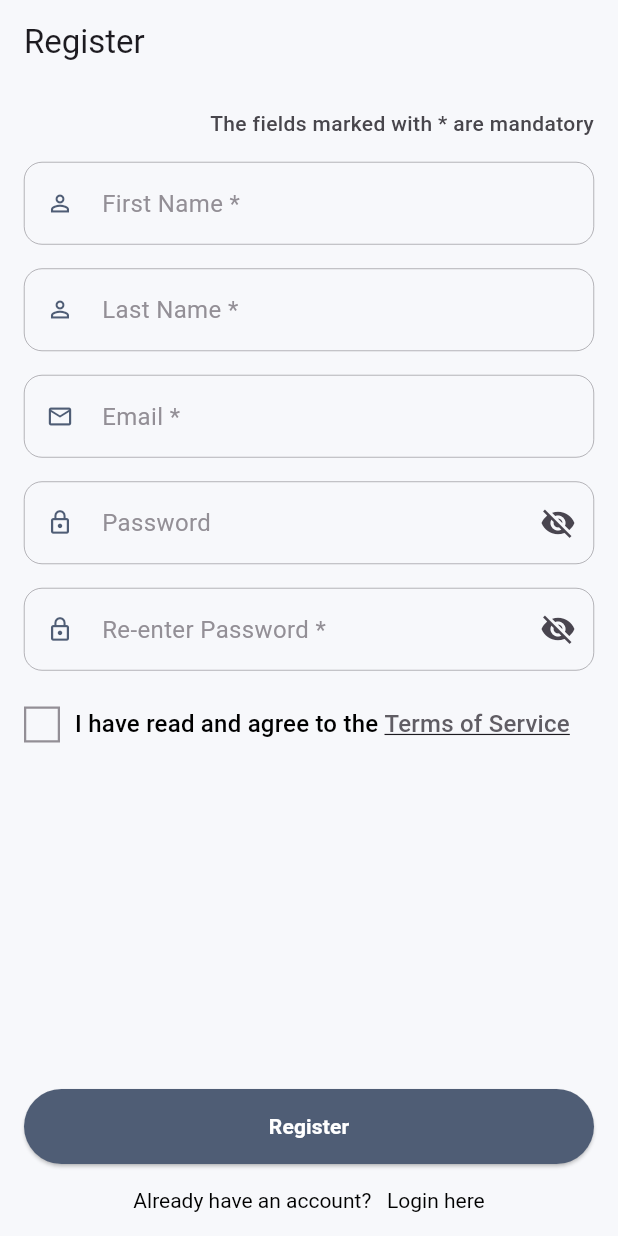
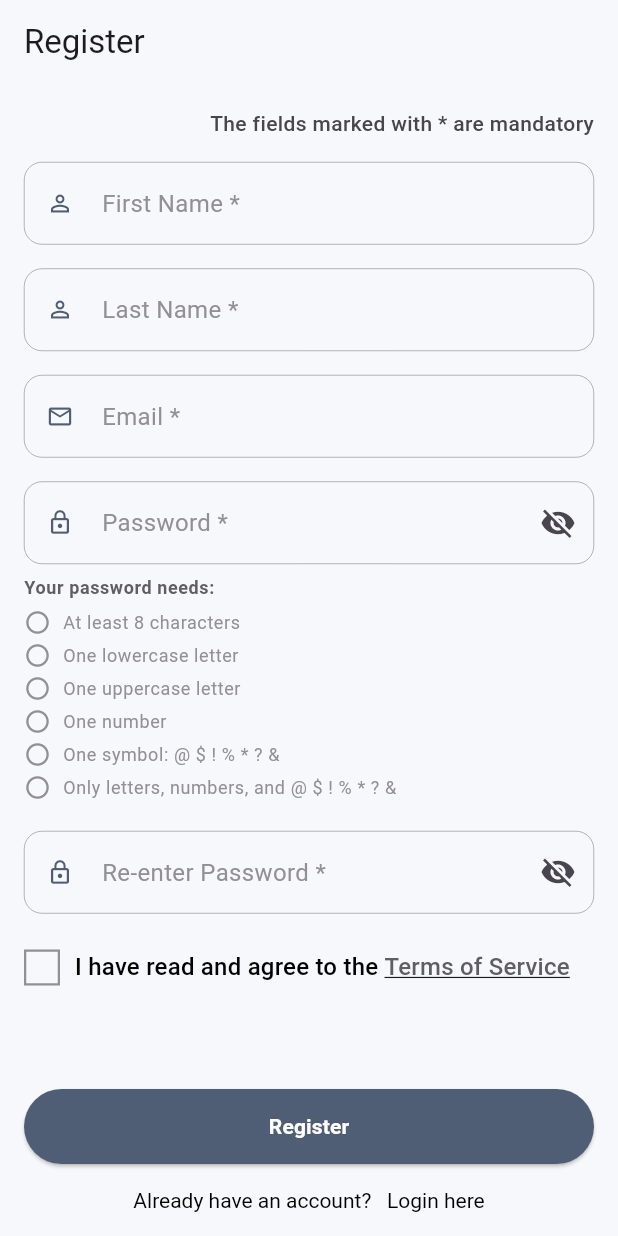
Before and after one commit to CatalystTue/Web-App, a Flutter app: the screen it shows after launch, on a phone screen of 412 x 824 dp. Run offline on Flutter 3.47's test engine with Material 3 defaults, Android fonts, the phone set to English and light mode, and no system bars; drawn by our look-alikes of overlay_support; our stand-ins replace appinio_swiper, gap, get, get_storage; missing offline and left inert: dart:html, dart:ui_web; accounts and stored records are empty.

Commit message:
showing the password guide and build

```diff
--- a/lib/Features/register/presentation/controller/register_controller.dart
+++ b/lib/Features/register/presentation/controller/register_controller.dart
@@ -22,10 +22,29 @@ class RegisterController extends GetxController {
     return emailRegex.hasMatch(email);
   }
 
+  bool passwordHasMinimumLength(String password) => password.length >= 8;
+
+  bool passwordHasLowercaseLetter(String password) =>
+      RegExp(r'[a-z]').hasMatch(password);
+
+  bool passwordHasUppercaseLetter(String password) =>
+      RegExp(r'[A-Z]').hasMatch(password);
+
+  bool passwordHasNumber(String password) => RegExp(r'\d').hasMatch(password);
+
+  bool passwordHasAllowedSymbol(String password) =>
+      RegExp(r'[@$!%*?&]').hasMatch(password);
+
+  bool passwordUsesOnlyAllowedCharacters(String password) =>
+      password.isNotEmpty && RegExp(r'^[A-Za-z\d@$!%*?&]+$').hasMatch(password);
+
   bool isStrongPassword(String password) {
-    final RegExp passwordRegex = RegExp(
-        r'^(?=.*[a-z])(?=.*[A-Z])(?=.*\d)(?=.*[@$!%*?&])[A-Za-z\d@$!%*?&]{8,}$');
-    return passwordRegex.hasMatch(password);
+    return passwordHasMinimumLength(password) &&
+        passwordHasLowercaseLetter(password) &&
+        passwordHasUppercaseLetter(password) &&
+        passwordHasNumber(password) &&
+        passwordHasAllowedSymbol(password) &&
+        passwordUsesOnlyAllowedCharacters(password);
   }
 
   bool arePasswordsSame() {
--- a/lib/Features/register/presentation/register_screen.dart
+++ b/lib/Features/register/presentation/register_screen.dart
@@ -103,7 +103,7 @@ class RegisterScreen extends GetView<RegisterController> {
             // Gap(AppConfig().dimens.small),
             CustomTextField(
               controller: controller.passwordCtrl,
-              labelText: "Password",
+              labelText: "Password *",
               leftIcon: Icons.lock_outline,
               isPassword: true,
               secondIcon: Icons.remove_red_eye,
@@ -114,6 +114,42 @@ class RegisterScreen extends GetView<RegisterController> {
                   return "Password is not strong";
                 }
                 return null;
+              },
+            ),
+            const Gap(8),
+            ValueListenableBuilder<TextEditingValue>(
+              valueListenable: controller.passwordCtrl,
+              builder: (context, value, child) {
+                final password = value.text;
+                return _PasswordRequirements(
+                  requirements: [
+                    _PasswordRequirement(
+                      label: 'At least 8 characters',
+                      isMet: controller.passwordHasMinimumLength(password),
+                    ),
+                    _PasswordRequirement(
+                      label: 'One lowercase letter',
+                      isMet: controller.passwordHasLowercaseLetter(password),
+                    ),
+                    _PasswordRequirement(
+                      label: 'One uppercase letter',
+                      isMet: controller.passwordHasUppercaseLetter(password),
+                    ),
+                    _PasswordRequirement(
+                      label: 'One number',
+                      isMet: controller.passwordHasNumber(password),
+                    ),
+                    _PasswordRequirement(
+                      label: r'One symbol: @ $ ! % * ? &',
+                      isMet: controller.passwordHasAllowedSymbol(password),
+                    ),
+                    _PasswordRequirement(
+                      label: r'Only letters, numbers, and @ $ ! % * ? &',
+                      isMet: controller
+                          .passwordUsesOnlyAllowedCharacters(password),
+                    ),
+                  ],
+                );
               },
             ),
             Gap(AppConfig().dimens.medium),
@@ -226,6 +262,76 @@ class RegisterScreen extends GetView<RegisterController> {
   }
 }
 
+class _PasswordRequirement {
+  const _PasswordRequirement({
+    required this.label,
+    required this.isMet,
+  });
+
+  final String label;
+  final bool isMet;
+}
+
+class _PasswordRequirements extends StatelessWidget {
+  const _PasswordRequirements({
+    required this.requirements,
+    super.key,
+  });
+
+  final List<_PasswordRequirement> requirements;
+
+  @override
+  Widget build(BuildContext context) {
+    return Column(
+      crossAxisAlignment: CrossAxisAlignment.start,
+      children: [
+        Text(
+          'Your password needs:',
+          style: Theme.of(context).textTheme.bodySmall?.copyWith(
+                color: AppColors().darkGrayColor,
+                fontWeight: FontWeight.w600,
+              ),
+        ),
+        const Gap(6),
+        ...requirements.map(
+          (requirement) => Padding(
+            padding: const EdgeInsets.only(bottom: 4),
+            child: Semantics(
+              excludeSemantics: true,
+              label:
+                  '${requirement.label}: ${requirement.isMet ? 'met' : 'not met'}',
+              child: Row(
+                children: [
+                  Icon(
+                    requirement.isMet
+                        ? Icons.check_circle
+                        : Icons.radio_button_unchecked,
+                    size: 18,
+                    color: requirement.isMet
+                        ? AppColors().greenColor
+                        : AppColors().lightGrayColor,
+                  ),
+                  const Gap(8),
+                  Expanded(
+                    child: Text(
+                      requirement.label,
+                      style: Theme.of(context).textTheme.bodySmall?.copyWith(
+                            color: requirement.isMet
+                                ? AppColors().txtColor
+                                : AppColors().lightGrayColor,
+                          ),
+                    ),
+                  ),
+                ],
+              ),
+            ),
+          ),
+        ),
+      ],
+    );
+  }
+}
+
 class CustomAppBarWidget extends StatelessWidget
     implements PreferredSizeWidget {
   final String? title;
```
Also changed, not shown: 3 other files.
